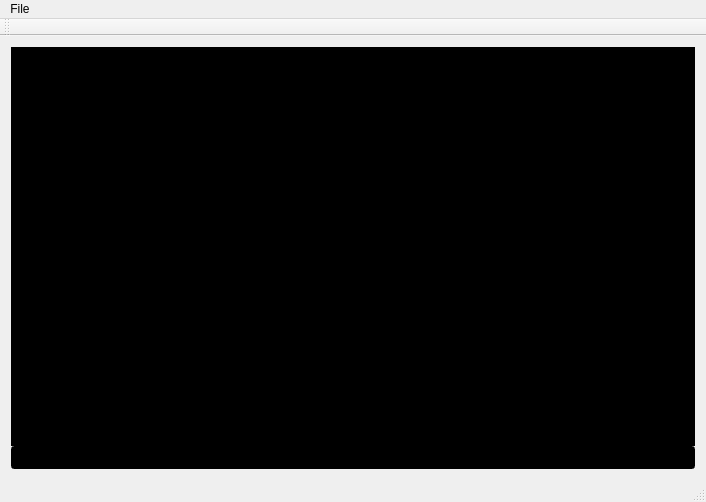
The window that mainwindow.ui (onyxdragun/sClient) describes before a commit, drawn with Qt 5.
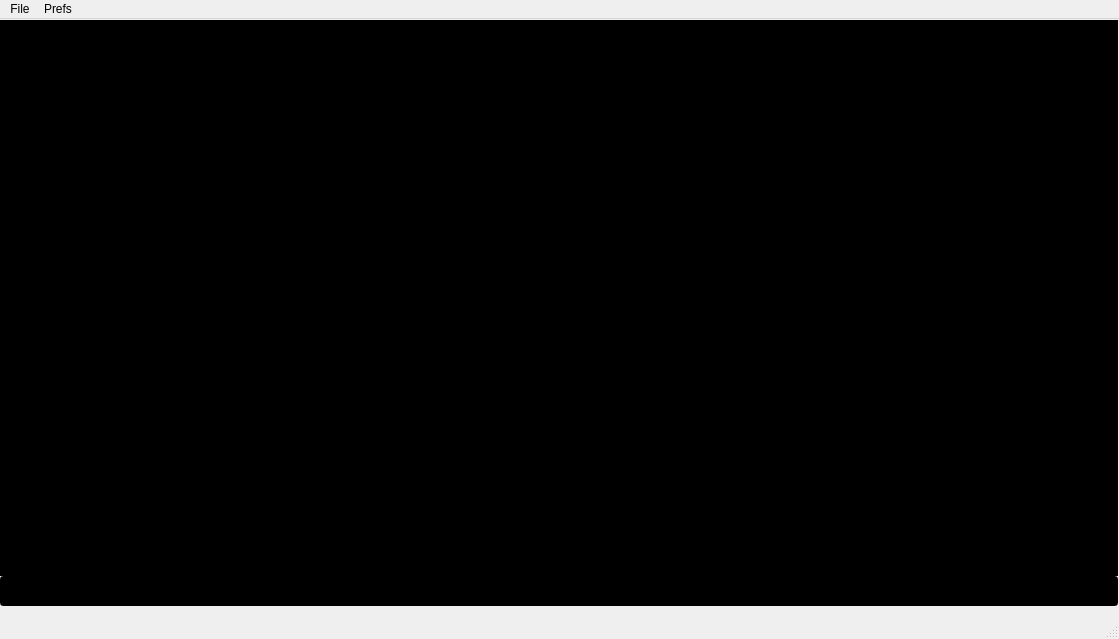
The same window after the commit.

Commit message: Added ATFontDialog for changing the main window's font. Default is white text on black background though

Diff of the .ui file:
```diff
--- a/mainwindow.ui
+++ b/mainwindow.ui
@@ -6,8 +6,8 @@
    <rect>
     <x>0</x>
     <y>0</y>
-    <width>706</width>
-    <height>502</height>
+    <width>1119</width>
+    <height>639</height>
    </rect>
   </property>
   <property name="windowTitle">
@@ -15,26 +15,37 @@
   </property>
   <widget class="QWidget" name="centralWidget">
    <layout class="QGridLayout" name="gridLayout">
+    <property name="leftMargin">
+     <number>0</number>
+    </property>
+    <property name="topMargin">
+     <number>1</number>
+    </property>
+    <property name="rightMargin">
+     <number>1</number>
+    </property>
     <item row="0" column="0">
      <layout class="QVBoxLayout" name="verticalLayout">
       <property name="spacing">
        <number>0</number>
       </property>
       <item>
-       <widget class="QPlainTextEdit" name="txtOutput">
+       <widget class="QTextEdit" name="txtOutput">
         <property name="font">
          <font>
           <family>Courier New</family>
-          <pointsize>10</pointsize>
+          <pointsize>12</pointsize>
           <weight>50</weight>
           <italic>false</italic>
           <bold>false</bold>
          </font>
         </property>
         <property name="styleSheet">
-         <string notr="true">background-color: rgb(0, 0, 0);
-color: rgb(255, 255, 255);
-font: 10pt &quot;Courier New&quot;;</string>
+         <string notr="true">color: rgb(255, 255, 255);
+background-color: rgb(0, 0, 0);</string>
+        </property>
+        <property name="lineWrapMode">
+         <enum>QTextEdit::WidgetWidth</enum>
         </property>
         <property name="readOnly">
          <bool>true</bool>
@@ -46,16 +57,16 @@
         <property name="font">
          <font>
           <family>Courier New</family>
-          <pointsize>10</pointsize>
+          <pointsize>14</pointsize>
           <weight>50</weight>
           <italic>false</italic>
           <bold>false</bold>
          </font>
         </property>
         <property name="styleSheet">
-         <string notr="true">background-color: rgb(0, 0, 0);
-color: rgb(255, 255, 255);
-font: 10pt &quot;Courier New&quot;;</string>
+         <string notr="true">color: rgb(255, 255, 255);
+background-color: rgb(0, 0, 0);
+font: 14pt &quot;Courier New&quot;;</string>
         </property>
        </widget>
       </item>
@@ -68,7 +79,7 @@
     <rect>
      <x>0</x>
      <y>0</y>
-     <width>706</width>
+     <width>1119</width>
      <height>25</height>
     </rect>
    </property>
@@ -78,15 +89,14 @@
     </property>
     <addaction name="actionConnect"/>
    </widget>
+   <widget class="QMenu" name="menuFont">
+    <property name="title">
+     <string>Prefs</string>
+    </property>
+    <addaction name="actionFonts"/>
+   </widget>
    <addaction name="menuFile"/>
-  </widget>
-  <widget class="QToolBar" name="mainToolBar">
-   <attribute name="toolBarArea">
-    <enum>TopToolBarArea</enum>
-   </attribute>
-   <attribute name="toolBarBreak">
-    <bool>false</bool>
-   </attribute>
+   <addaction name="menuFont"/>
   </widget>
   <widget class="QStatusBar" name="statusBar"/>
   <action name="actionConnect">
```
Left out of the diff: 20 changed lines with no effect on the pictures. The commit also changes 3 other files.
